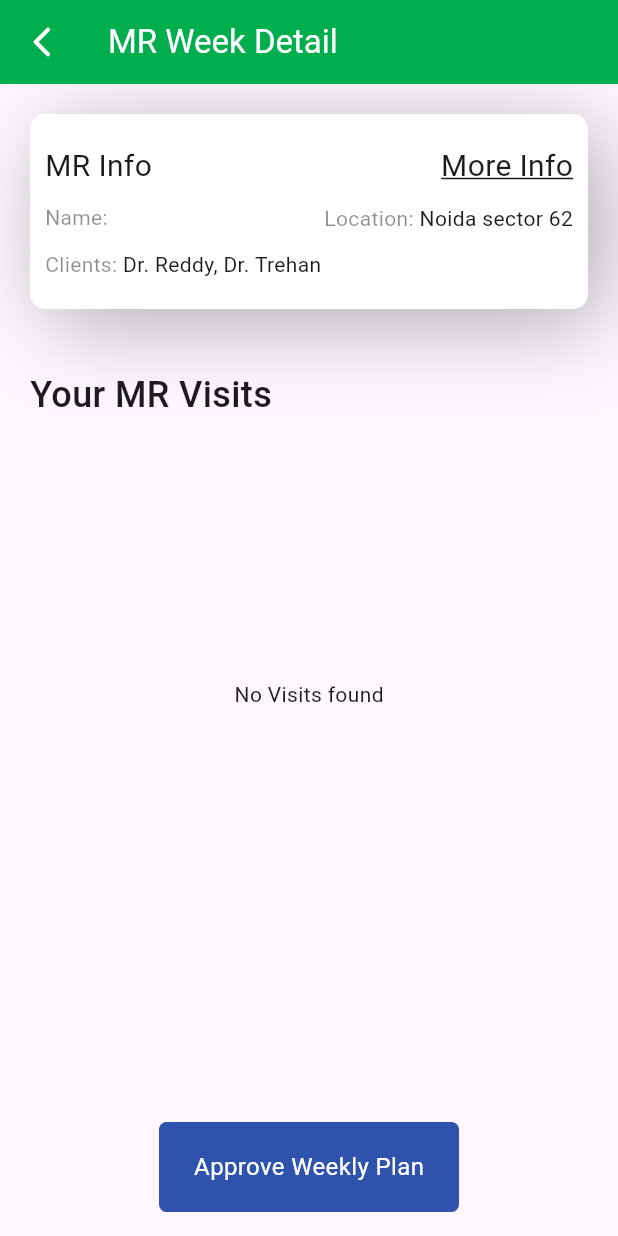
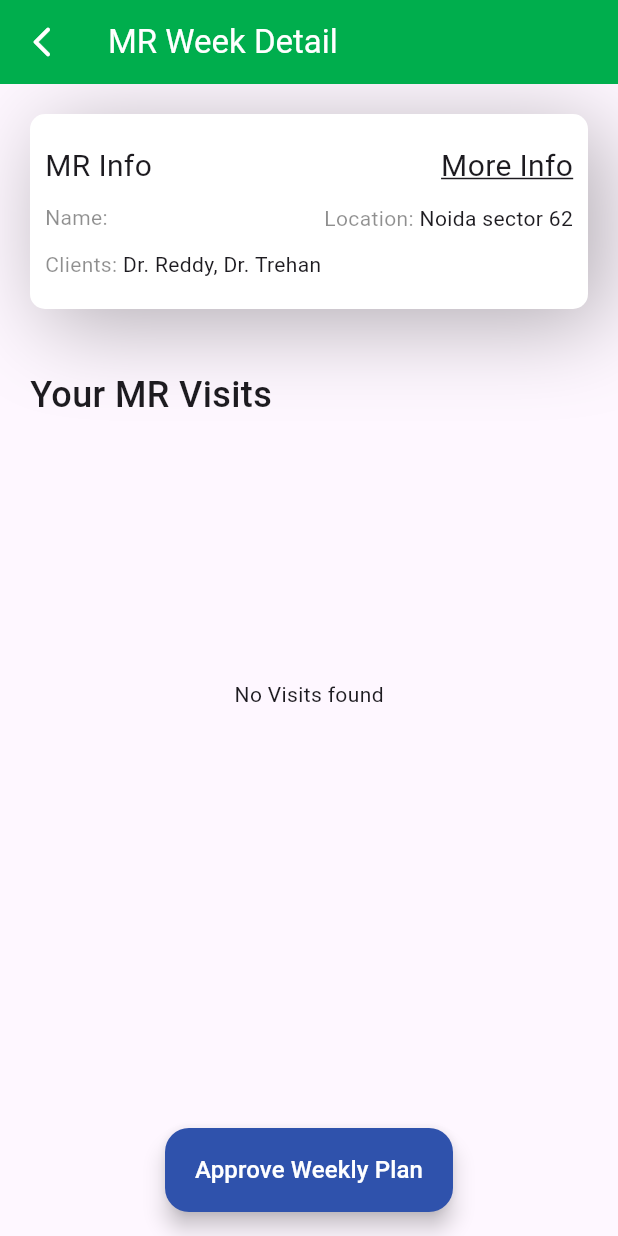
Before and after one commit to Devesh00001/MR_buddy, a Flutter app: the MRWeekDetails screen opened directly with empty values, on a phone screen of 412 x 824 dp. Run offline on Flutter 3.47's test engine with Material 3 defaults, Android fonts, the phone set to English and light mode, and no system bars; our stand-ins replace cloud_firestore, easy_date_timeline, file_picker, firebase_core, fl_chart, lottie and 1 more; accounts and stored records are empty.

Commit message:
MR Info screen

```diff
--- a/lib/features/dashboard/provider/dashboard_provider.dart
+++ b/lib/features/dashboard/provider/dashboard_provider.dart
@@ -1,5 +1,6 @@
 import 'package:flutter/material.dart';
 import 'package:mr_buddy/features/dashboard/service/dashboard_service.dart';
+import 'package:mr_buddy/features/mr/service/mr_service.dart';
 import 'package:mr_buddy/features/welcome/model/user.dart';
 
 import '../../weekly plan/model/visit.dart';
@@ -11,6 +12,27 @@ class DashboardProvider with ChangeNotifier {
   int completedVisits = 70;
   Map<String, Visit> weeklyPlan = {};
   Map<String, User> mrListMap = {};
+  bool approve = false;
+  bool isLoading = false;
+
+  void changeStatusOfLoading() {
+    isLoading = !isLoading;
+    notifyListeners();
+  }
+
+  isWeeklyPlanStatus(String mrname) async {
+    MRService service = MRService();
+    approve = await service.isWeeklyPlanStatus(mrname);
+    notifyListeners();
+  }
+
+  updateStatusOfWeeklyPlan(String mrName) async {
+    changeStatusOfLoading();
+    MRService service = MRService();
+    approve = await service.approveWeeklyPlanStatus(mrName);
+    changeStatusOfLoading();
+    notifyListeners();
+  }
 
   Future<Map<String, User>> getAllMRDetail(List<String> mrNameList) async {
     WelcomeService service = WelcomeService();
--- a/lib/features/dashboard/screen/dashboard.dart
+++ b/lib/features/dashboard/screen/dashboard.dart
@@ -60,7 +60,7 @@ class _DashBoardScreenState extends State<DashBoardScreen> {
                       ),
                     ),
                     SizedBox(
-                        height: Utils.deviceHeight * 0.21,
+                        height: Utils.deviceHeight * 0.3,
                         child: FutureBuilder<Map<String, dynamic>>(
                             future: user.role == 'MR'
                                 ? dashboardProvider.getWeeklyPlan(user.name)
--- a/lib/features/mr/screen/mr_week_detail.dart
+++ b/lib/features/mr/screen/mr_week_detail.dart
@@ -1,13 +1,12 @@
 import 'package:flutter/material.dart';
-import 'package:flutter/widgets.dart';
 import 'package:lottie/lottie.dart';
 import 'package:mr_buddy/features/welcome/model/user.dart';
 import 'package:provider/provider.dart';
-
 import '../../../utils.dart';
 import '../../../widgets/custome_appbar.dart';
 import '../../dashboard/provider/dashboard_provider.dart';
 import '../../weekly plan/model/visit.dart';
+import '../widget/button_click.dart';
 import '../widget/user_info_card.dart';
 
 class MRWeekDetails extends StatefulWidget {
@@ -19,6 +18,15 @@ class MRWeekDetails extends StatefulWidget {
 }
 
 class _MRWeekDetailsState extends State<MRWeekDetails> {
+  getStatusOfApprovel() async {}
+
+  @override
+  void initState() {
+    final provider = Provider.of<DashboardProvider>(context, listen: false);
+    provider.isWeeklyPlanStatus(widget.user.name);
+    super.initState();
+  }
+
   @override
   Widget build(BuildContext context) {
     return Scaffold(
@@ -61,7 +69,8 @@ class _MRWeekDetailsState extends State<MRWeekDetails> {
                                       child: Text('No Visits found'));
                                 } else {
                                   return ListView(
-                                  children: dashboardProvider.weeklyPlan.entries
+                                    children: dashboardProvider
+                                        .weeklyPlan.entries
                                         .map((entry) {
                                       String day = entry.key;
                                       Visit visit = entry.value;
@@ -109,17 +118,49 @@ class _MRWeekDetailsState extends State<MRWeekDetails> {
           ],
         ),
         floatingActionButtonLocation: FloatingActionButtonLocation.centerFloat,
-      floatingActionButton: Container(
-        height: 60,
-        width: 200,
-        decoration: BoxDecoration(
-            color: HexColor("2F52AC"), borderRadius: BorderRadius.circular(5)),
-        child: const Center(
-            child: Text(
-          "Approve Weekly Plan",
-          style: TextStyle(color: Colors.white, fontSize: 16),
-        )),
+        floatingActionButton:
+            Consumer<DashboardProvider>(builder: (context, mrProvider, child) {
+          return FloatingActionButton.extended(
+            backgroundColor:
+                mrProvider.approve ? HexColor("00AE4D") : HexColor("2F52AC"),
+            onPressed: () async {
+              if (mrProvider.approve == false) {
+                final screenSize = MediaQuery.of(context).size;
+                final position =
+                    Offset(screenSize.width / 2, screenSize.height / 1.2);
+                const size = Size(100, 100);
+                late final OverlayEntry entry;
+
+                entry = OverlayEntry(
+                  builder: (context) {
+                    return Positioned(
+                      top: position.dy - size.height / 2.0,
+                      left: position.dx - size.width / 2.0,
+                      child: ButtonClick(
+                        size: size,
+                        position: position,
+                        overlayEntry: entry,
                       ),
                     );
+                  },
+                );
+
+                Overlay.of(context).insert(entry);
+
+                mrProvider.updateStatusOfWeeklyPlan(widget.user.name);
+              }
+            },
+            label: Center(
+                child: mrProvider.isLoading
+                    ? const CircularProgressIndicator()
+                    : Text(
+                        mrProvider.approve
+                            ? "Already Approve"
+                            : "Approve Weekly Plan",
+                        style:
+                            const TextStyle(color: Colors.white, fontSize: 16),
+                      )),
+          );
+        }));
   }
 }
--- a/lib/features/mr/widget/user_info_card.dart
+++ b/lib/features/mr/widget/user_info_card.dart
@@ -2,6 +2,7 @@ import 'package:flutter/material.dart';
 
 import '../../../utils.dart';
 import '../../welcome/model/user.dart';
+import '../screen/mr_info.dart';
 
 class UserInfoCard extends StatelessWidget {
   const UserInfoCard({super.key, required this.user});
@@ -25,7 +26,7 @@ class UserInfoCard extends StatelessWidget {
       child: Column(
         crossAxisAlignment: CrossAxisAlignment.start,
         children: [
-          const UserDetailHeading(),
+          UserDetailHeading(user: user),
           const SizedBox(height: 10),
           Row(
             mainAxisAlignment: MainAxisAlignment.spaceBetween,
@@ -52,20 +53,28 @@ class UserInfoCard extends StatelessWidget {
 }
 
 class UserDetailHeading extends StatelessWidget {
-  const UserDetailHeading({super.key});
+  const UserDetailHeading({super.key, required this.user});
+  final User user;
 
   @override
   Widget build(BuildContext context) {
-    return const Row(
+    return Row(
       mainAxisAlignment: MainAxisAlignment.spaceBetween,
       children: [
-        Text(
+        const Text(
           "MR Info",
           style: TextStyle(fontSize: 20),
         ),
-        Text(
-          "More Info",
-          style: TextStyle(fontSize: 20, decoration: TextDecoration.underline),
+        InkWell(
+          onTap: () {
+            Navigator.of(context).push(
+                MaterialPageRoute(builder: (context) => MRInfo(user: user)));
+          },
+          child: const Text(
+            "More Info",
+            style:
+                TextStyle(fontSize: 20, decoration: TextDecoration.underline),
+          ),
         )
       ],
     );
@@ -73,9 +82,14 @@ class UserDetailHeading extends StatelessWidget {
 }
 
 class UserDetailFiled extends StatelessWidget {
-  const UserDetailFiled({super.key, required this.title, required this.value});
+  const UserDetailFiled(
+      {super.key,
+      required this.title,
+      required this.value,
+      this.fontSize = 14});
   final String title;
   final String value;
+  final double fontSize;
 
   @override
   Widget build(BuildContext context) {
@@ -83,9 +97,13 @@ class UserDetailFiled extends StatelessWidget {
       children: [
         Text(
           "$title: ",
-          style: TextStyle(color: HexColor("1F1F1F").withOpacity(0.5)),
+          style: TextStyle(
+              color: HexColor("1F1F1F").withOpacity(0.5), fontSize: fontSize),
         ),
-        Text(value)
+        Text(
+          value,
+          style: TextStyle(fontSize: fontSize),
+        )
       ],
     );
   }
--- a/lib/main.dart
+++ b/lib/main.dart
@@ -6,6 +6,7 @@ import 'features/clients/provider/client_provider.dart';
 import 'features/dashboard/provider/dashboard_provider.dart';
 import 'features/drugs/provider/drugs_provider.dart';
 import 'features/home/provider/home_provider.dart';
+import 'features/mr/provider/mr_detail_provider.dart';
 import 'features/visit_detail/provider/visitdetail_provider.dart';
 import 'features/weekly plan/provider/weekly_plan_provider.dart';
 import 'features/welcome/provider/welcome_provider.dart';
@@ -20,7 +21,8 @@ void main() async {
     ChangeNotifierProvider(create: (_) => WeeklyProviderPlan()),
     ChangeNotifierProvider(create: (_) => VisitDetailProvider()),
     ChangeNotifierProvider(create: (_) => ClinetProvider()),
-    ChangeNotifierProvider(create: (_) => DrugsProvider())
+    ChangeNotifierProvider(create: (_) => DrugsProvider()),
+    ChangeNotifierProvider(create: (_) => MRDetailProvider())
   ], child: const MyApp()));
 }
 
--- a/pubspec.yaml
+++ b/pubspec.yaml
@@ -41,6 +41,7 @@ dependencies:
   lottie: ^3.1.2
   cached_network_image: ^3.3.1
   device_preview: ^1.1.0
+  blurrycontainer: ^2.1.0
 
   # The following adds the Cupertino Icons font to your application.
   # Use with the CupertinoIcons class for iOS style icons.
```
Also changed, not shown: lib/features/home/screen/home_screen.dart (+23 -28 lines), lib/features/mr/provider/mr_detail_provider.dart (added, +9 -0 lines), lib/features/mr/screen/mr_info.dart (added, +91 -0 lines), lib/features/mr/service/mr_service.dart (added, +74 -0 lines), lib/features/mr/widget/button_click.dart (added, +136 -0 lines), pubspec.lock. Lines whose indentation alone changed are shown as unchanged.
